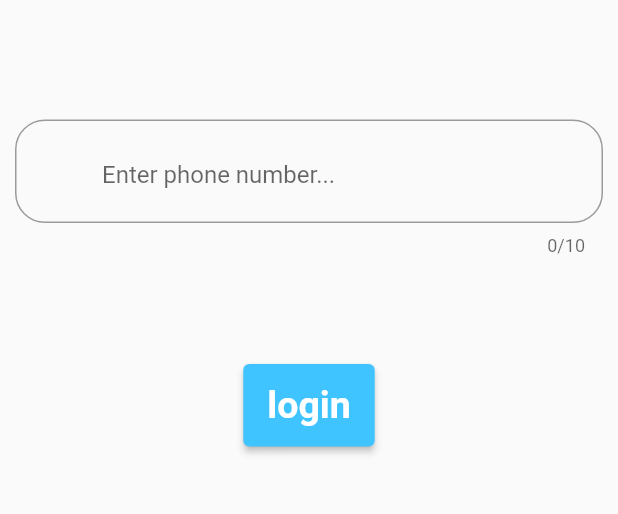
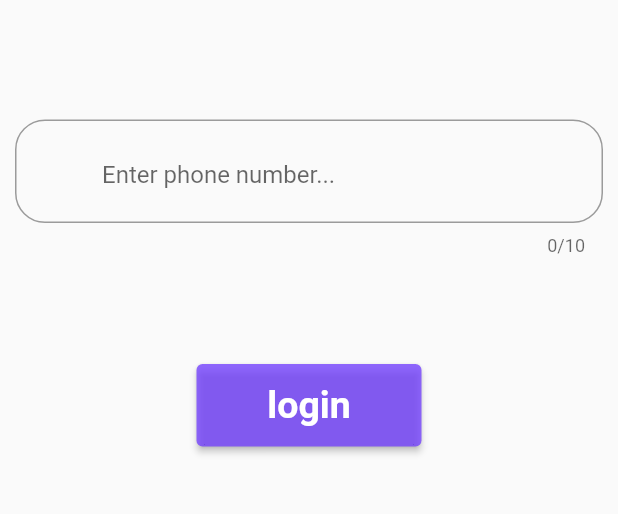
Before and after one commit to mobisa-012/Ambulance-App-UI-Project, a Flutter app: the screen it shows after launch, after a tap on "Order Ambulance", on a phone screen of 412 x 824 dp, the part 569-1083 px from its top. Run offline on Flutter 3.47's test engine with Material 2 defaults, Android fonts, the phone set to English and light mode, and no system bars; our stand-ins replace firebase_auth, flutter_map, geolocator, latlong2, pinput, sliding_up_panel; accounts and stored records are empty; network calls fail.

Commit message:
changes color

```diff
--- a/ambulance_app_ui/lib/screens/login/otp.dart
+++ b/ambulance_app_ui/lib/screens/login/otp.dart
@@ -27,7 +27,7 @@ class _OTPScreenState extends State<OTPScreen> {
         color: Color.fromRGBO(30, 60, 87, 1),
         fontWeight: FontWeight.w600),
     decoration: BoxDecoration(
-      border: Border.all(color: const Color.fromRGBO(234, 239, 243, 1)),
+      border: Border.all(color: const Color.fromARGB(200, 115, 64, 255)),
       borderRadius: BorderRadius.circular(20),
     ),
   );
@@ -111,7 +111,7 @@ class _OTPScreenState extends State<OTPScreen> {
             },
             child: Text('Skip',
             style: TextStyle(
-              color: Colors.lightBlueAccent,
+              color: Color.fromARGB(200, 115, 64, 255),
               fontSize: 25,
               fontStyle: FontStyle.italic
             ),),
--- a/ambulance_app_ui/lib/screens/login/phone_auth.dart
+++ b/ambulance_app_ui/lib/screens/login/phone_auth.dart
@@ -54,11 +54,12 @@ class _PhoneAuthPageState extends State<PhoneAuthPage> {
             ),
             Container(
               height: 55,
-              decoration: BoxDecoration(borderRadius: BorderRadius.circular(15)),
+              width: 150,
+              decoration: BoxDecoration(borderRadius: BorderRadius.circular(25)),
               margin: const EdgeInsets.all(12),
               child: ElevatedButton(
                 style: ElevatedButton.styleFrom(
-                  backgroundColor: Colors.lightBlueAccent,
+                  backgroundColor: Color.fromARGB(200, 115, 64, 255),
                 ),
                 child: const Text(
                   'login',
--- a/ambulance_app_ui/lib/screens/onboarding/onboarding_screen.dart
+++ b/ambulance_app_ui/lib/screens/onboarding/onboarding_screen.dart
@@ -57,7 +57,7 @@ class _OnboardingPageState extends State<OnboardingPage> {
               fontSize: 25,
               fontWeight: FontWeight.w800,
               fontFamily: 'Roboto',
-              color: Colors.lightBlueAccent),
+              color: Color.fromARGB(200, 115, 64, 255)),
         ),
         SizedBox(
           height: 30,
@@ -68,7 +68,7 @@ class _OnboardingPageState extends State<OnboardingPage> {
               fontSize: 25,
               fontWeight: FontWeight.bold,
               fontFamily: 'Roboto',
-              color: Colors.lightBlueAccent),
+              color: Color.fromARGB(200, 115, 64, 255)),
         ),
       ],
     );
@@ -78,7 +78,7 @@ class _OnboardingPageState extends State<OnboardingPage> {
     return Container(
       height: 70,
       decoration: BoxDecoration(
-        color: Colors.lightBlueAccent,
+        color: Color.fromARGB(200, 115, 64, 255),
         borderRadius: BorderRadius.circular(12),
       ),
       child: Center(
@@ -107,7 +107,7 @@ class _OnboardingPageState extends State<OnboardingPage> {
         Icon(
           Icons.copyright_outlined,
           size: 20,
-          color: Colors.lightBlueAccent,
+          color: Color.fromARGB(200, 115, 64, 255),
         ),
         SizedBox(
           width: 5,
@@ -115,7 +115,7 @@ class _OnboardingPageState extends State<OnboardingPage> {
         Text(
           '2023|Yvonne M',
           style: TextStyle(
-              fontSize: 15, fontWeight: FontWeight.w500, color: Colors.lightBlueAccent),
+              fontSize: 15, fontWeight: FontWeight.w500, color: Color.fromARGB(200, 115, 64, 255)),
         )
       ],
     );
```
Also changed, not shown: ambulance_app_ui/lib/screens/map_screen/map_screen.dart (+15 -15 lines).
